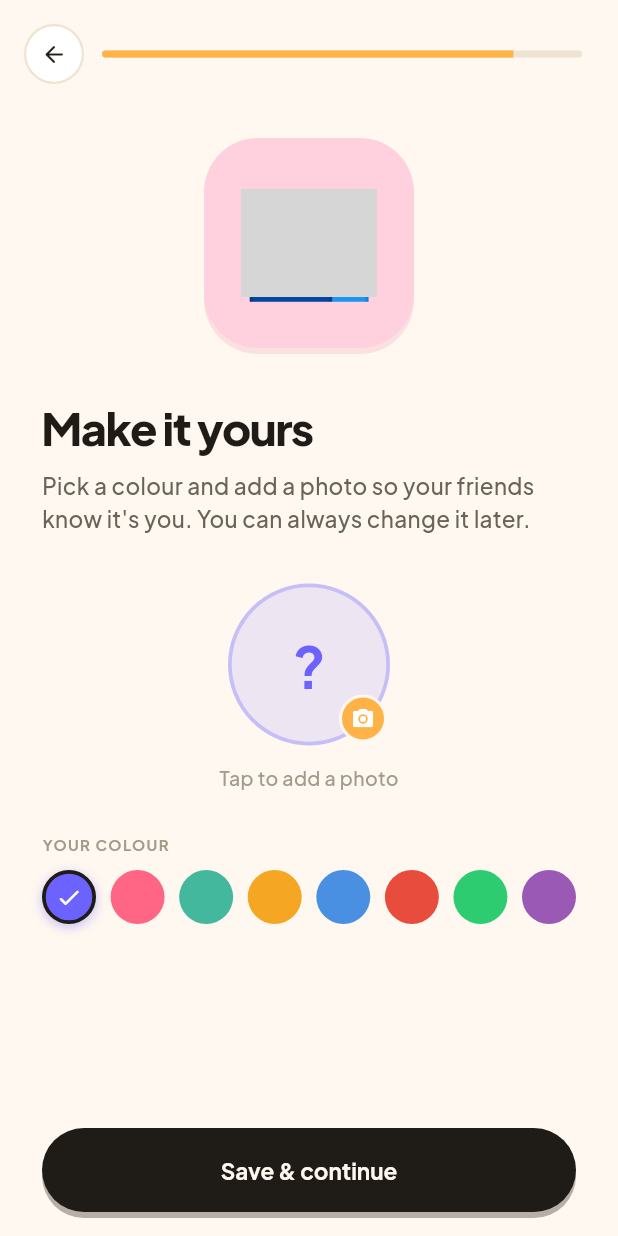
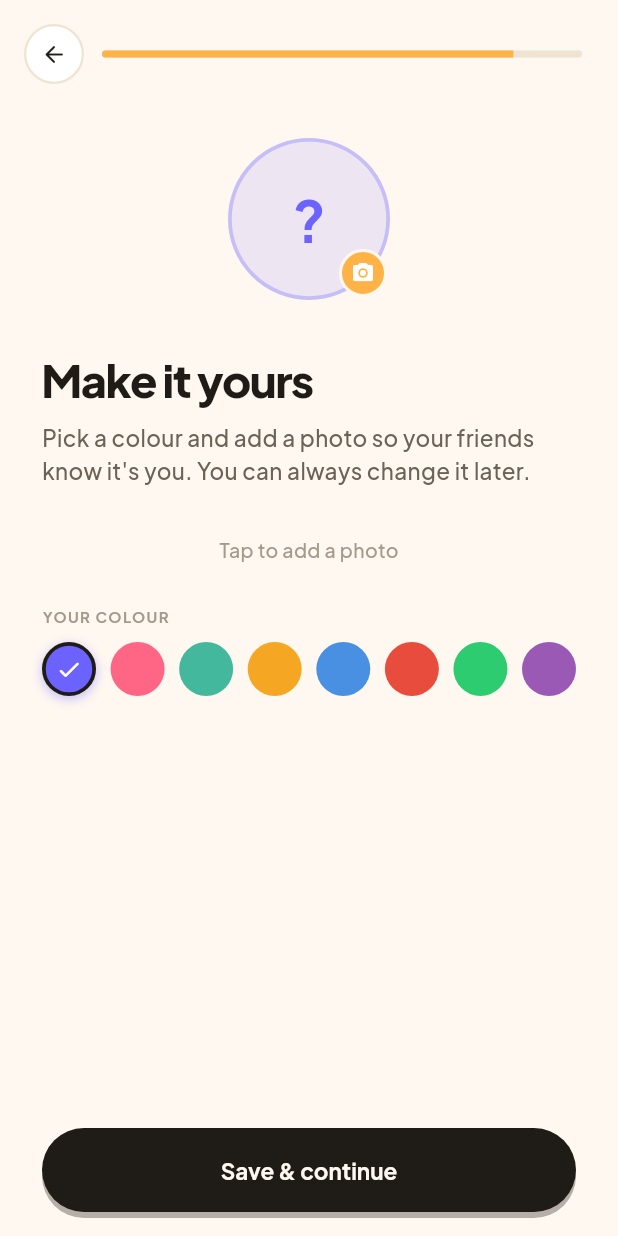
Before and after one commit to lukaspock/milo-shared-calendar, a Flutter app: the OnboardingAvatarScreen screen opened by its route, on a phone screen of 412 x 824 dp. Run offline on Flutter 3.47's test engine with Material 3 defaults, Android fonts, the phone set to English and light mode, and no system bars; our stand-ins replace dio, emoji_picker_flutter, flutter_local_notifications, flutter_riverpod, go_router, google_fonts and 4 more; missing offline and left inert: device_calendar; accounts and stored records are empty; network calls fail; grey boxes are pictures that could not be loaded.

Commit message:
feat: sliding tab pill, more rounded island, EN photos, avatar as header
- Tab switcher: pill slides between tabs with AnimatedPositioned (220ms easeInOut)
- Tab container: borderRadius 26, pill borderRadius 20 (more rounded)
- Photos screen: translate German strings to English
- Make it yours: remove StickerTile placeholder, show avatar preview above title

Co-Authored-By: Claude Sonnet 4.6 <noreply@anthropic.com>

```diff
--- a/frontend/lib/screens/onboarding/onboarding_avatar_screen.dart
+++ b/frontend/lib/screens/onboarding/onboarding_avatar_screen.dart
@@ -7,7 +7,6 @@ import 'package:image_picker/image_picker.dart';
 import '../../providers/auth_provider.dart';
 import '../../services/api_service.dart';
 import '../../theme/app_theme.dart';
-import '../../widgets/app_image.dart';
 import 'onboarding_shell.dart';
 
 const _avatarColors = [
@@ -96,25 +95,7 @@ class _OnboardingAvatarScreenState
     final initials = _initials(user?.name ?? '');
     final profileColor = _toColor(_selectedColor);
 
-    return OnboardingShell(
-      step: 6,
-      totalSteps: 7,
-      onBack: () => context.go('/onboarding/notifications'),
-      illustration: AppImages.people(size: 72),
-      illustrationHue: stickerHues[5],
-      title: 'Make it yours',
-      subtitle:
-          'Pick a colour and add a photo so your friends know it\'s you. You can always change it later.',
-      buttonLabel: (_avatarUrl != null || _selectedColor != user?.color)
-          ? 'Save & continue'
-          : 'Skip for now',
-      isLoading: _saving || _uploading,
-      onContinue: (_saving || _uploading) ? null : _continue,
-      child: Column(
-        children: [
-          // Avatar circle
-          Center(
-            child: GestureDetector(
+    final avatarHeader = GestureDetector(
       onTap: _uploading ? null : _pickPhoto,
       child: Stack(
         children: [
@@ -185,11 +166,23 @@ class _OnboardingAvatarScreenState
           ),
         ],
       ),
-            ),
-          ),
+    );
 
-          const SizedBox(height: 12),
-
+    return OnboardingShell(
+      step: 6,
+      totalSteps: 7,
+      onBack: () => context.go('/onboarding/notifications'),
+      customHeader: avatarHeader,
+      title: 'Make it yours',
+      subtitle:
+          'Pick a colour and add a photo so your friends know it\'s you. You can always change it later.',
+      buttonLabel: (_avatarUrl != null || _selectedColor != user?.color)
+          ? 'Save & continue'
+          : 'Skip for now',
+      isLoading: _saving || _uploading,
+      onContinue: (_saving || _uploading) ? null : _continue,
+      child: Column(
+        children: [
           // Photo hint / remove
           Text(
             _uploading
--- a/frontend/lib/screens/onboarding/onboarding_shell.dart
+++ b/frontend/lib/screens/onboarding/onboarding_shell.dart
@@ -13,8 +13,9 @@ class OnboardingShell extends StatelessWidget {
     required this.step,
     required this.totalSteps,
     required this.onBack,
-    required this.illustration,
-    required this.illustrationHue,
+    this.illustration,
+    this.illustrationHue,
+    this.customHeader,
     required this.title,
     required this.subtitle,
     required this.buttonLabel,
@@ -28,8 +29,9 @@ class OnboardingShell extends StatelessWidget {
   final int step;
   final int totalSteps;
   final VoidCallback? onBack;
-  final Widget illustration;
-  final CalHue illustrationHue;
+  final Widget? illustration;
+  final CalHue? illustrationHue;
+  final Widget? customHeader;
   final String title;
   final String subtitle;
   final String buttonLabel;
@@ -80,17 +82,21 @@ class OnboardingShell extends StatelessWidget {
                   children: [
                     const SizedBox(height: 36),
 
-                    // Illustration
+                    // Illustration or custom header
+                    if (customHeader != null) ...[
+                      Center(child: customHeader!),
+                      const SizedBox(height: 36),
+                    ] else if (illustration != null && illustrationHue != null) ...[
                       Center(
                         child: StickerTile(
-                        hue: illustrationHue,
+                          hue: illustrationHue!,
                           size: 140,
                           radius: 36,
-                        child: illustration,
+                          child: illustration!,
                         ),
                       ),
-
                       const SizedBox(height: 36),
+                    ],
 
                     // Title
                     Text(
```
Also changed, not shown: frontend/lib/screens/calendar_screen.dart (+41 -20 lines). Lines whose indentation alone changed are shown as unchanged.
